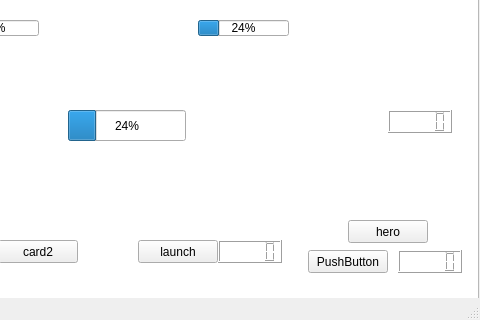
E24054180/project2, file gamewindow.ui: the form before one commit; both pictures show x 232 to 712 and y 570 to 890 of the 712 by 890 pixel window.
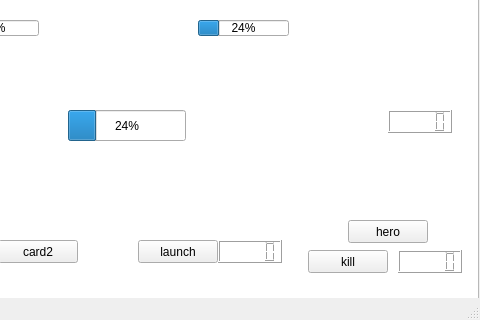
The form after the commit.

Patch:
```diff
--- a/gamewindow.ui
+++ b/gamewindow.ui
@@ -214,7 +214,7 @@
      </rect>
     </property>
     <property name="text">
-     <string>PushButton</string>
+     <string>kill</string>
     </property>
    </widget>
   </widget>
```
Left out of the diff: 4 changed lines with no effect on the pictures.
